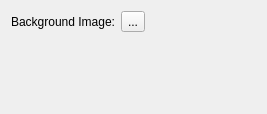
KDE/lightdm, file themes/userbar/config.ui: the form before one commit.
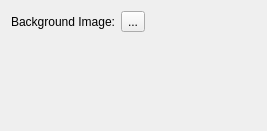
The form after the commit. Custom widgets are drawn as their Qt base class.

Commit message: Remove extra vertical stretches in UI files

The edit to the form file:
```diff
--- a/themes/userbar/config.ui
+++ b/themes/userbar/config.ui
@@ -7,10 +7,13 @@
     <x>0</x>
     <y>0</y>
     <width>267</width>
-    <height>114</height>
+    <height>131</height>
    </rect>
   </property>
   <layout class="QFormLayout" name="formLayout">
+   <property name="fieldGrowthPolicy">
+    <enum>QFormLayout::ExpandingFieldsGrow</enum>
+   </property>
    <item row="0" column="0">
     <widget class="QLabel" name="label">
      <property name="text">
@@ -28,19 +31,6 @@
      </property>
     </widget>
    </item>
-   <item row="1" column="1">
-    <spacer name="verticalSpacer">
-     <property name="orientation">
-      <enum>Qt::Vertical</enum>
-     </property>
-     <property name="sizeHint" stdset="0">
-      <size>
-       <width>20</width>
-       <height>40</height>
-      </size>
-     </property>
-    </spacer>
-   </item>
   </layout>
  </widget>
  <customwidgets>
```
The commit also changes 1 other file.
